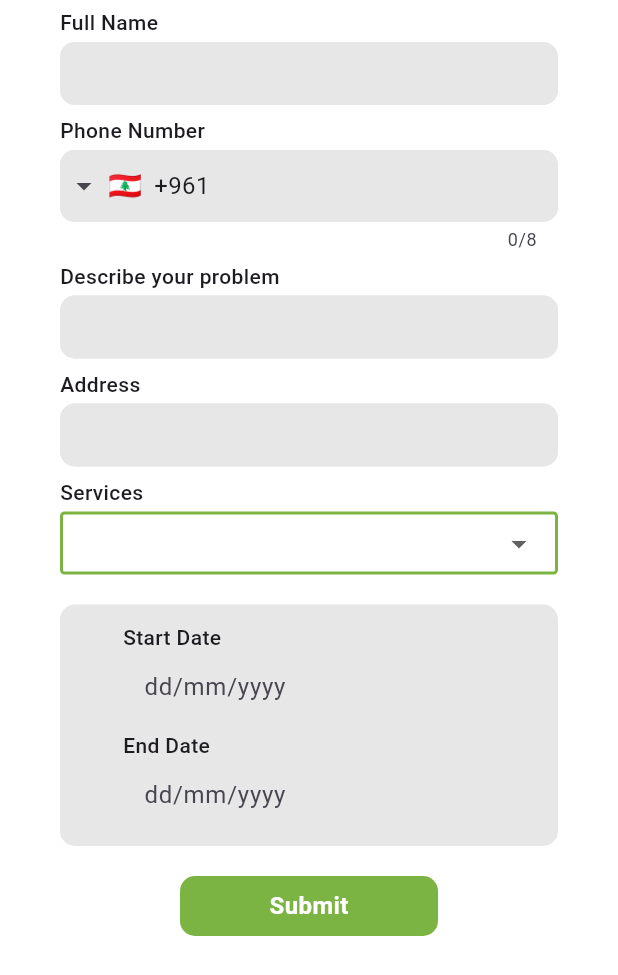
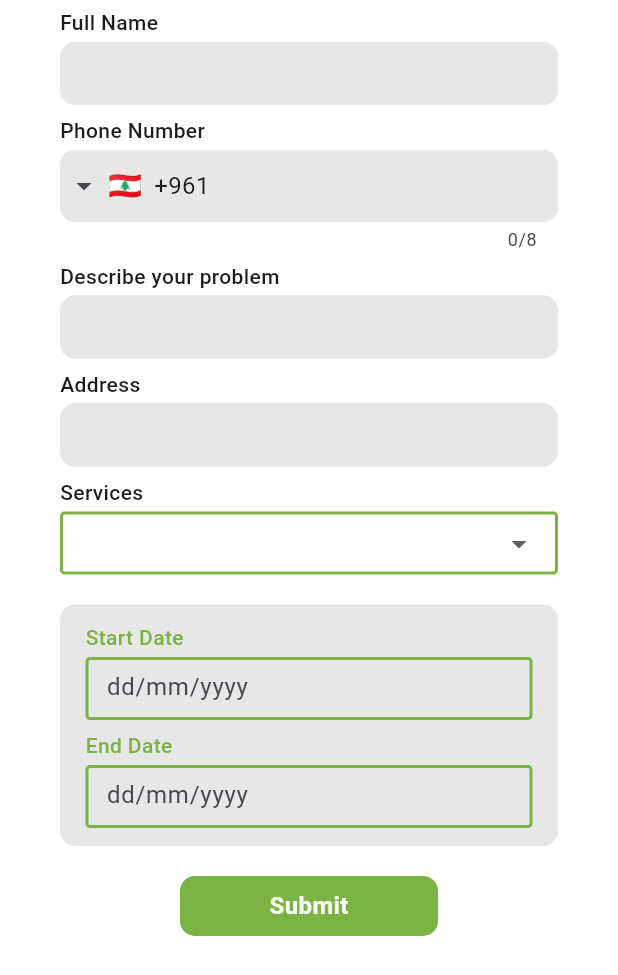
Before and after one commit to ZouheirN/nurse-app, a Flutter app: the MakeAppointmentPage screen opened by its route, scrolled down 437 dp, on a phone screen of 412 x 824 dp. Shown: the top 975 px of the screen. Run offline on Flutter 3.47's test engine with Material 3 defaults, Android fonts, the phone set to English and light mode, and no system bars; drawn by our look-alikes of intl_phone_field; our stand-ins replace dropdown_button2, shared_preferences; accounts and stored records are empty.

Commit message:
Update labeled_date.dart

```diff
--- a/lib/components/labeled_date.dart
+++ b/lib/components/labeled_date.dart
@@ -49,7 +49,7 @@ class _LabeledDateFieldState extends State<LabeledDateField> {
     return Container(
       height: 65,
       width: double.infinity,
-      padding: const EdgeInsets.symmetric(horizontal: 40),
+      padding: const EdgeInsets.symmetric(horizontal: 15),
       child: Column(
         crossAxisAlignment: CrossAxisAlignment.start,
         children: [
@@ -58,6 +58,7 @@ class _LabeledDateFieldState extends State<LabeledDateField> {
             style: const TextStyle(
               fontSize: 14,
               fontWeight: FontWeight.w500,
+              color: Color(0xFF7BB442)
             ),
           ),
           const SizedBox(height: 3),
@@ -73,12 +74,12 @@ class _LabeledDateFieldState extends State<LabeledDateField> {
                           ? 'dd/mm/yyyy'
                           : "${_selectedDate!.day}/${_selectedDate!.month}/${_selectedDate!.year}",
                       enabledBorder: const OutlineInputBorder(
-                        borderRadius: BorderRadius.all(Radius.circular(10)),
-                        borderSide: BorderSide(color: Color(0xFFE7E7E7)),
+                        borderRadius: BorderRadius.all(Radius.circular(3)),
+                        borderSide: BorderSide(color: Color(0xFF7BB442), width: 2),
                       ),
                       focusedBorder: const OutlineInputBorder(
-                        borderRadius: BorderRadius.all(Radius.circular(10)),
-                        borderSide: BorderSide(color: Color(0xFFE7E7E7)),
+                        borderRadius: BorderRadius.all(Radius.circular(3)),
+                        borderSide: BorderSide(color: Color(0xFF7BB442), width: 2),
                       ),
                       fillColor: _isFocused
                           ? const Color.fromARGB(255, 245, 245, 245)
```
